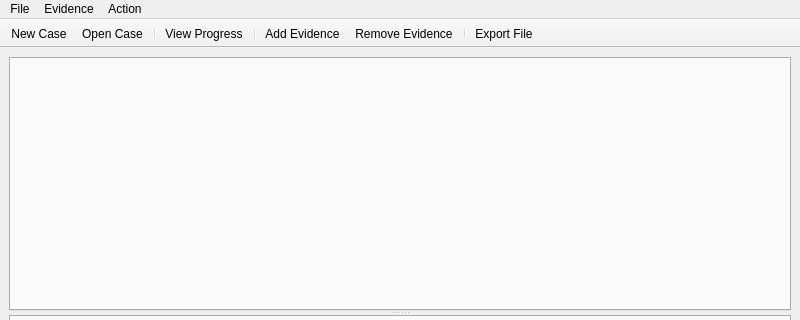
Qt form main/wombatforensics.ui (pjrinaldi/wombatforensics) before a commit; both pictures show x 0 to 800 and y 0 to 320 of the 800 by 600 pixel window.
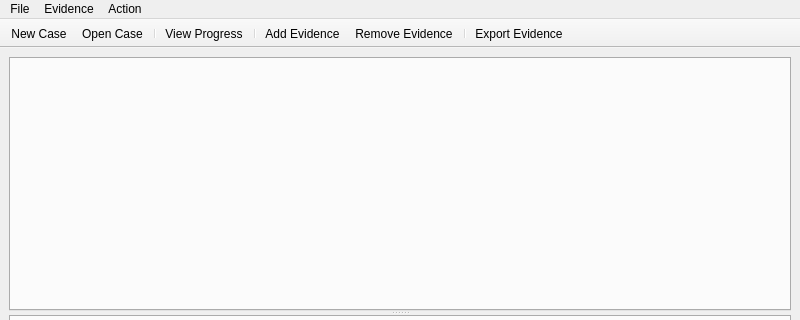
The same form after that commit. Icons and pictures are not drawn.

Commit message: slowly putting together export evidence to file

```diff
--- a/main/wombatforensics.ui
+++ b/main/wombatforensics.ui
@@ -65,7 +65,7 @@
     <property name="title">
         <string>Action</string>
     </property>
-    <addaction name="actionExport_File"/>
+    <addaction name="actionExport_Evidence"/>
    </widget>
    <addaction name="menuFile"/>
    <addaction name="menuEvidence"/>
@@ -99,7 +99,7 @@
    <addaction name="actionAdd_Evidence"/>
    <addaction name="actionRemove_Evidence"/>
    <addaction name="separator"/>
-   <addaction name="actionExport_File"/>
+   <addaction name="actionExport_Evidence"/>
   </widget>
   <action name="actionNew_Case">
    <property name="icon">
@@ -152,9 +152,9 @@
     <string>Remove Evidence</string>
    </property>
   </action>
-  <action name="actionExport_File">
+  <action name="actionExport_Evidence">
     <property name="text">
-        <string>Export File</string>
+        <string>Export Evidence</string>
     </property>
     <property name="icon">
         <iconset><normaloff>:/basic/export</normaloff>:/basic/export</iconset>
```
Left out of the diff: 6 changed lines with no effect on the pictures. The commit also changes 5 other files.
